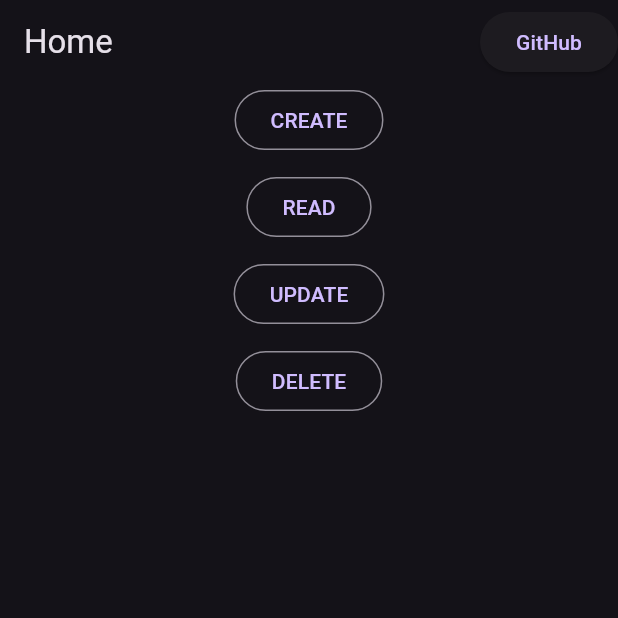
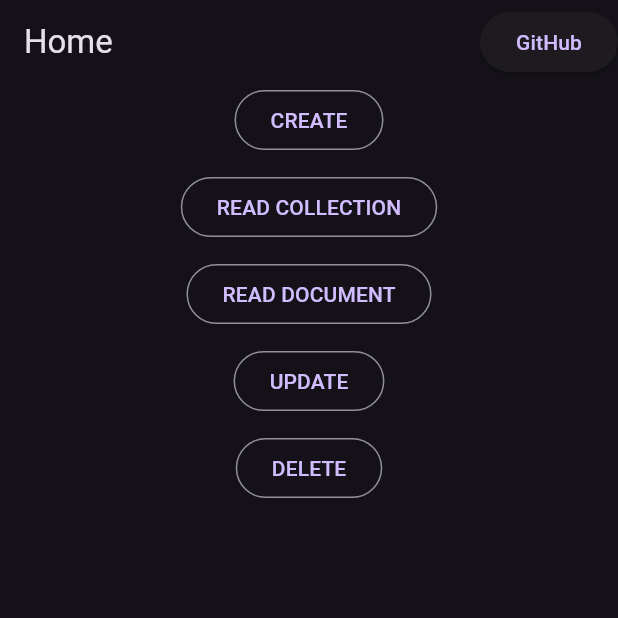
Before and after one commit to ciinamon/rievalda-prefb, a Flutter app: the screen it shows after launch, on a phone screen of 412 x 824 dp, the top half of it. Run offline on Flutter 3.47's test engine with Material 3 defaults, Android fonts, the phone set to English and light mode, and no system bars; our stand-ins replace cloud_firestore, firebase_core; missing offline and left inert: dart:html; accounts and stored records are empty; statements that could not run were skipped.

Commit message:
read collection vs document

```diff
--- a/lib/home.dart
+++ b/lib/home.dart
@@ -1,3 +1,5 @@
+// ignore_for_file: avoid_web_libraries_in_flutter
+
 import 'package:cloud_firestore/cloud_firestore.dart';
 import 'package:flutter/material.dart';
 import 'dart:html' as html;
@@ -39,7 +41,16 @@ class Home extends StatelessWidget {
                   debugPrint(result.docs[0].data()['nama'].toString());
                   debugPrint(result.docs[0].data()['umur'].toString());
                 },
-                child: const Text('READ'),
+                child: const Text('READ COLLECTION'),
+              ),
+              const SizedBox(height: 10),
+              OutlinedButton(
+                onPressed: () async {
+                  final result = await FirebaseFirestore.instance.collection('coba').doc('aaa').get();
+                  debugPrint(result.id.toString());
+                  debugPrint(result.data().toString());
+                },
+                child: const Text('READ DOCUMENT'),
               ),
               const SizedBox(height: 10),
               OutlinedButton(
```
